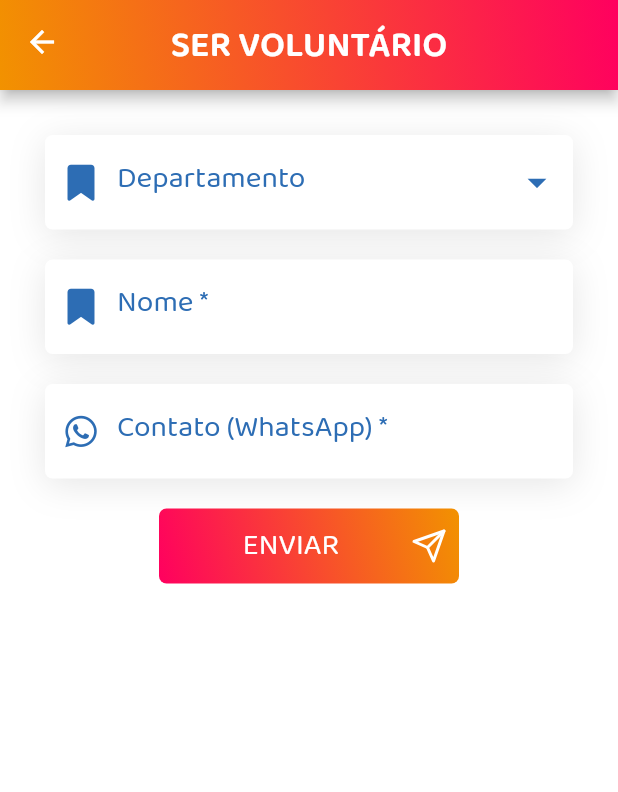
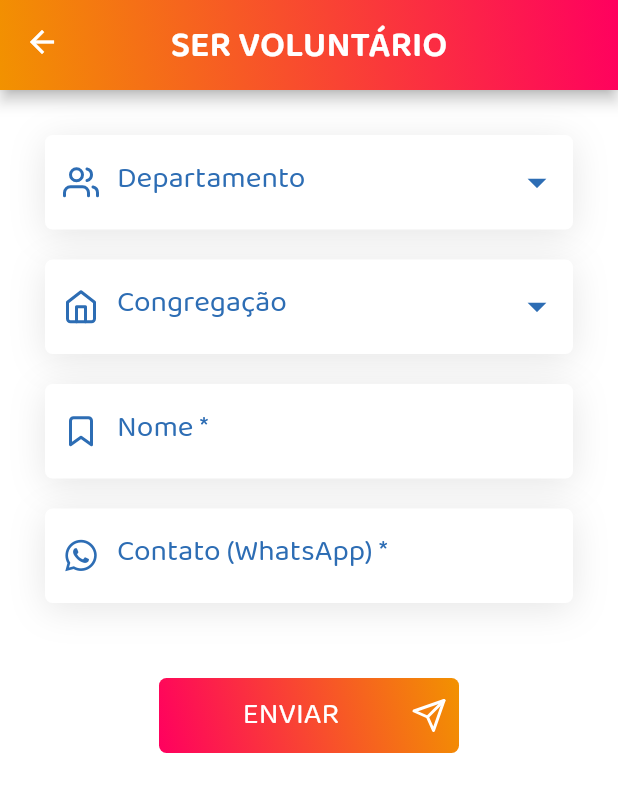
Before and after one commit to Janilso/juventude_umadcac_app, a Flutter app: the VoluntaryScream screen opened directly, on a phone screen of 412 x 824 dp. Shown: the top 792 px of the screen. Run offline on Flutter 3.47's test engine with Material 2 defaults, Android fonts, the phone set to English and light mode, and no system bars; our stand-ins replace carousel_slider, flutter_icons, flutter_masked_text, package_info, photo_view, sliding_up_panel and 1 more; missing offline and left inert: scroll_shadow_container; network calls fail.

Commit message:
Finalizado componente dropdown search

```diff
--- a/lib/components/drop_down_search.dart
+++ b/lib/components/drop_down_search.dart
@@ -41,7 +41,6 @@ class DropDownSearch extends FormField<String> {
           builder: (FormFieldState<String> field) {
             final DropDownSearchState state = field;
             final ScrollController _scrollController = ScrollController();
-
             final InputDecoration effectiveDecoration = InputDecoration(
               filled: true,
               hintText: hintText,
@@ -125,14 +124,9 @@ class DropDownSearch extends FormField<String> {
                           style: TextStyles.h4Regular(
                               color: state._hasError ? red : primaryColor),
                           cursorColor: primaryColor,
-
-                          //
                           decoration: effectiveDecoration.copyWith(
                               errorText: field.errorText),
-
                           textAlign: TextAlign.start,
-                          // obscureText: false,
-                          // maxLengthEnforced: true,
                           maxLines: 1,
                           onSaved: setter,
                           inputFormatters: inputFormatters,
@@ -145,20 +139,28 @@ class DropDownSearch extends FormField<String> {
                     ? Container()
                     : Container(
                         margin: EdgeInsets.only(bottom: 20),
+                        color: Colors.white,
                         alignment: Alignment.topCenter,
-                        height: itemsVisibleInDropdown *
-                            46.0, //limit to default 3 items in dropdownlist view and then remaining scrolls
+                        height: itemsVisibleInDropdown * 57.0,
                         width: MediaQuery.of(field.context).size.width,
+                        child: Material(
+                          elevation: 5,
+                          child: Scrollbar(
+                            isAlwaysShown: true,
+                            controller: _scrollController,
                             child: ListView(
                               cacheExtent: 0.0,
-                          scrollDirection: Axis.vertical,
+                              // scrollDirection: Axis.vertical,
                               controller: _scrollController,
                               children: items.isNotEmpty
                                   ? ListTile.divideTiles(
                                           context: field.context,
-                                      tiles: state._getChildren(state._items))
+                                          tiles:
+                                              state._getChildren(state._items))
                                       .toList()
                                   : [],
+                            ),
+                          ),
                         ),
                       ),
               ],
@@ -173,6 +175,7 @@ class DropDownSearch extends FormField<String> {
 class DropDownSearchState extends FormFieldState<String> {
   TextEditingController _controller;
   bool _showdropdown = false;
+  int _totalChanges = 2;
   bool _isSearching = true;
   String _searchText = "";
   bool _hasError = false;
@@ -228,7 +231,7 @@ class DropDownSearchState extends FormFieldState<String> {
 
     _effectiveController.addListener(_handleControllerChanged);
 
-    _searchText = _effectiveController.text;
+    // _searchText = _effectiveController.text;
     _focusNode = new FocusNode();
     _focusNode.addListener(_onOnFocusNodeEvent);
   }
@@ -256,16 +259,19 @@ class DropDownSearchState extends FormFieldState<String> {
   }
 
   Widget _getItem(String text) {
-    return GestureDetector(
+    return TextButton(
+      style: ButtonStyle(alignment: Alignment.centerLeft),
       child: Container(
-          padding: const EdgeInsets.symmetric(horizontal: 0, vertical: 15),
+          padding: const EdgeInsets.symmetric(horizontal: 15, vertical: 10),
           child: Text(text, style: TextStyles.h6Regular(color: primaryColor))),
-      onTap: () {
+      onPressed: () {
         setState(() {
           _effectiveController.text = text;
           _handleControllerChanged();
           _showdropdown = false;
           _isSearching = false;
+          _searchText = "";
+          _totalChanges = 0;
           if (widget.onValueChanged != null) widget.onValueChanged(text);
         });
         FocusScope.of(context).requestFocus(new FocusNode());
@@ -282,6 +288,7 @@ class DropDownSearchState extends FormFieldState<String> {
   }
 
   _handleControllerChanged() {
+    print("Changes: $_totalChanges");
     if (_effectiveController.text != value)
       didChange(_effectiveController.text);
 
@@ -293,8 +300,11 @@ class DropDownSearchState extends FormFieldState<String> {
     } else {
       setState(() {
         _isSearching = true;
-        _searchText = _effectiveController.text;
-        _showdropdown = true;
+        _searchText = _focusNode.hasFocus && _totalChanges > 1
+            ? _effectiveController.text
+            : "";
+        _totalChanges = _totalChanges + 1;
+        // _showdropdown = true;
       });
     }
   }
@@ -306,6 +316,7 @@ class DropDownSearchState extends FormFieldState<String> {
     setState(() {
       _isSearching = _focusNode.hasFocus;
       _showdropdown = _focusNode.hasFocus;
+      _searchText = _focusNode.hasFocus ? _searchText : "";
     });
   }
 }
--- a/lib/screens/voluntary.dart
+++ b/lib/screens/voluntary.dart
@@ -5,6 +5,7 @@ import 'package:juventude_umadcac_app/components/custom_app_bar.dart';
 import 'package:juventude_umadcac_app/components/custom_button.dart';
 import 'package:juventude_umadcac_app/components/drop_down_search.dart';
 import 'package:juventude_umadcac_app/components/input_text.dart';
+import 'package:juventude_umadcac_app/utils/constants.dart';
 import 'package:juventude_umadcac_app/utils/validations.dart';
 
 class VoluntaryScream extends StatefulWidget {
@@ -26,7 +27,7 @@ class _VoluntaryScreamState extends State<VoluntaryScream> {
     if (!form.validate()) {
       setState(() => _autovalidate = AutovalidateMode.always);
     } else {
-      print("Send form");
+      print("Sendssss =>===== form");
     }
   }
 
@@ -44,15 +45,27 @@ class _VoluntaryScreamState extends State<VoluntaryScream> {
               children: [
                 DropDownSearch(
                   labelText: "Departamento",
-                  items: ["Brasil", "Japão", "Colômbia", "Argentina", "Sul"],
-                  icon: FontAwesome.bookmark,
+                  items: [
+                    "Comunicação",
+                    "Departamento 1",
+                    "Departamento 1",
+                    "Departamento 3",
+                    "Departamento 4"
+                  ],
+                  icon: Feather.users,
+                  validator: _validate.defaultValidate,
+                ),
+                DropDownSearch(
+                  labelText: "Congregação",
+                  items: CONSTANTS.CONGREGACOES,
+                  icon: Feather.home,
                   validator: _validate.defaultValidate,
                 ),
                 InputText(
                   controller: _ctlNome,
                   validator: _validate.defaultValidate,
                   labelText: "Nome *",
-                  icon: FontAwesome.bookmark,
+                  icon: Feather.bookmark,
                 ),
                 InputText(
                   controller: _ctlContato,
@@ -61,6 +74,7 @@ class _VoluntaryScreamState extends State<VoluntaryScream> {
                   icon: FontAwesome.whatsapp,
                   keyboardType: TextInputType.number,
                 ),
+                SizedBox(height: 30),
                 CustomButton(
                   text: "ENVIAR",
                   onPressed: () {
--- /dev/null
+++ b/lib/utils/constants.dart
@@ -0,0 +1,24 @@
+class CONSTANTS {
+  static List<String> CONGREGACOES = [
+    "Americanópolis 1",
+    "Americanópolis 3",
+    "Casa Grande",
+    "Cidade Ademar 1",
+    "Cidade Ademar 2",
+    "Cidade Dutra",
+    "Cidade Julia",
+    "Jardim Herculano",
+    "Jardim Palmares",
+    "Jardim República",
+    "Jardim São Carlos",
+    "Parque Primavera",
+    "Sede",
+    "Vila Angelina",
+    "Vila Clara",
+    "Vila Constacia",
+    "Vila Joaniza",
+    "Vila Missionária 1",
+    "Vila Missionária 2",
+    "Vila Santa Catarina",
+  ];
+}
```
Lines whose indentation alone changed are shown as unchanged.
